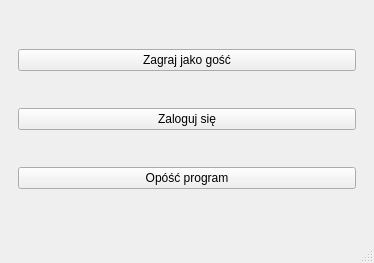
The window that mainwindow.ui (WojciechLarecki/Puzzler) describes before a commit, drawn with Qt 5.
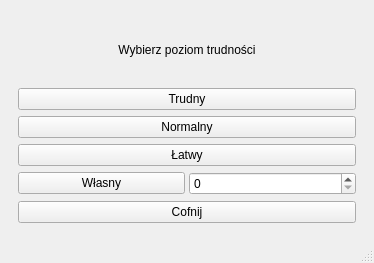
The same window after the commit.

```diff
--- a/mainwindow.ui
+++ b/mainwindow.ui
@@ -18,7 +18,7 @@
     <item>
      <widget class="QStackedWidget" name="stackedWidget">
       <property name="currentIndex">
-       <number>0</number>
+       <number>4</number>
       </property>
       <widget class="QWidget" name="homePage">
        <layout class="QVBoxLayout" name="verticalLayout">
@@ -42,7 +42,7 @@
         <item>
          <widget class="QPushButton" name="exitButton">
           <property name="text">
-           <string>Opóść program</string>
+           <string>Opuść program</string>
           </property>
          </widget>
         </item>
@@ -241,6 +241,65 @@
         </item>
        </layout>
       </widget>
+      <widget class="QWidget" name="difficultyPage">
+       <layout class="QVBoxLayout" name="verticalLayout_10">
+        <item>
+         <widget class="QLabel" name="difficultyLabel">
+          <property name="text">
+           <string>Wybierz poziom trudności</string>
+          </property>
+          <property name="alignment">
+           <set>Qt::AlignmentFlag::AlignCenter</set>
+          </property>
+         </widget>
+        </item>
+        <item>
+         <widget class="QPushButton" name="hardDifficultyButton">
+          <property name="text">
+           <string>Trudny</string>
+          </property>
+         </widget>
+        </item>
+        <item>
+         <widget class="QPushButton" name="normalDifficultyButton">
+          <property name="text">
+           <string>Normalny</string>
+          </property>
+         </widget>
+        </item>
+        <item>
+         <widget class="QPushButton" name="easyDifficultyButton">
+          <property name="text">
+           <string>Łatwy</string>
+          </property>
+         </widget>
+        </item>
+        <item>
+         <layout class="QHBoxLayout" name="difficultyHorizontalLayout">
+          <property name="spacing">
+           <number>4</number>
+          </property>
+          <item>
+           <widget class="QPushButton" name="customDifficultyButton">
+            <property name="text">
+             <string>Własny</string>
+            </property>
+           </widget>
+          </item>
+          <item>
+           <widget class="QSpinBox" name="customDifficultySpin"/>
+          </item>
+         </layout>
+        </item>
+        <item>
+         <widget class="QPushButton" name="returnDifficultyButton">
+          <property name="text">
+           <string>Cofnij</string>
+          </property>
+         </widget>
+        </item>
+       </layout>
+      </widget>
       <widget class="QWidget" name="createAccountPage">
        <layout class="QVBoxLayout" name="verticalLayout_5">
         <item>
```
